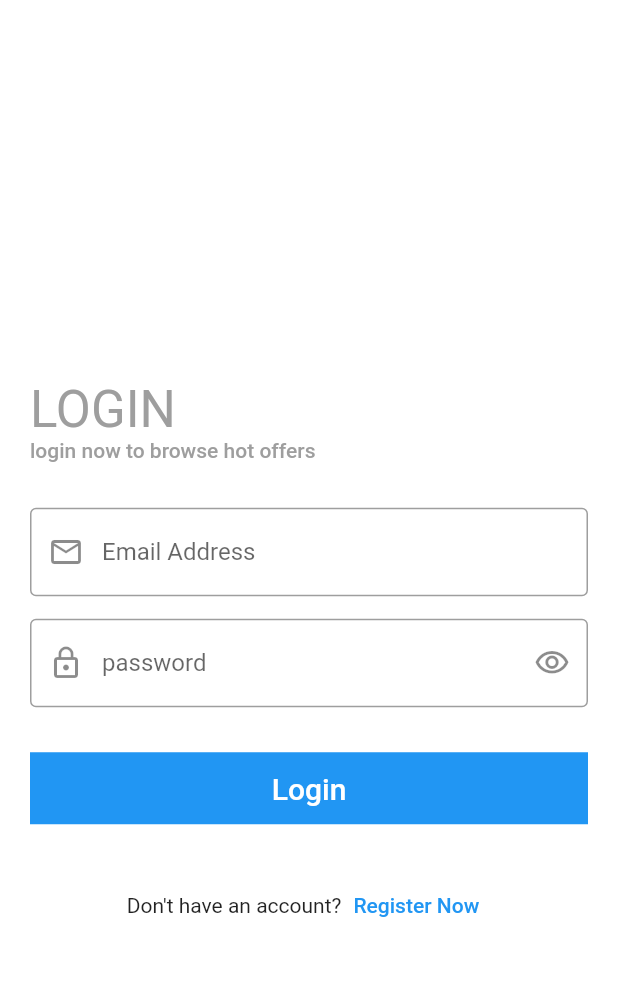
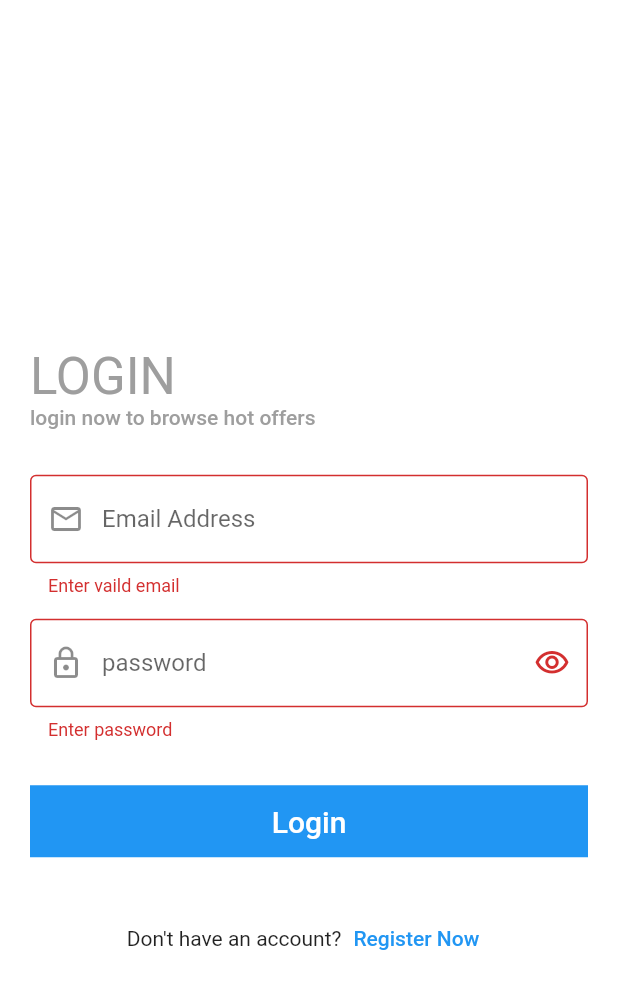
Before and after one commit to YosophAhmed/shopApp, a Flutter app: the LoginScreen screen opened by its route, after a tap on "Login", on a phone screen of 412 x 824 dp. Shown: the top 989 px of the screen. Run offline on Flutter 3.47's test engine with Material 2 defaults, Android fonts, the phone set to English and light mode, and no system bars; our stand-ins replace bloc, conditional_builder_null_safety, dio, flutter_bloc, smooth_page_indicator.

Commit message:
Login screen

```diff
--- a/lib/network/remote/dio_helper.dart
+++ b/lib/network/remote/dio_helper.dart
@@ -10,6 +10,7 @@ class DioHelper {
         receiveDataWhenStatusError: true,
         headers: {
           'Content-Type': 'application/json',
+          'lang' : 'en',
         },
       ),
     );
@@ -18,7 +19,13 @@ class DioHelper {
   static Future<Response?> getData({
     required String url,
     required Map<String, dynamic> query,
+    String lang = 'ar',
+    String? token,
   }) async {
+    dio?.options.headers = {
+      'lang' : lang,
+      'Authorization' : token,
+    };
     return await dio?.get(
       url,
       queryParameters: query,
@@ -28,7 +35,13 @@ class DioHelper {
   static Future<Response?> postData({
     required String url,
     required Map<String, dynamic> data,
+    String lang = 'ar',
+    String? token,
   }) async {
+    dio?.options.headers = {
+      'lang' : lang,
+      'Authorization' : token,
+    };
     return await dio?.post(
       url,
       data: data,
--- a/lib/screens/login/cubit/cubit.dart
+++ b/lib/screens/login/cubit/cubit.dart
@@ -2,11 +2,24 @@ import 'package:flutter_bloc/flutter_bloc.dart';
 import 'package:shop_app/network/remote/dio_helper.dart';
 import 'package:shop_app/screens/login/cubit/states.dart';
 import '../../../network/end_points.dart';
+import 'package:flutter/material.dart';
 
 class LoginCubit extends Cubit<LoginStates> {
+  IconData suffix = Icons.visibility_outlined;
+  bool isPassword = false;
+
   LoginCubit() : super(InitialLoginState());
 
   static LoginCubit get(context) => BlocProvider.of(context);
+
+  void changeSuffix() {
+    isPassword = !isPassword;
+    suffix =
+        isPassword ? Icons.visibility_off_outlined : Icons.visibility_outlined;
+    emit(
+      PasswordVisibilityLoginState(),
+    );
+  }
 
   void userLogin({
     required String email,
--- a/lib/screens/login/cubit/states.dart
+++ b/lib/screens/login/cubit/states.dart
@@ -6,6 +6,8 @@ class LoadingLoginState extends LoginStates {}
 
 class SuccessLoginState extends LoginStates {}
 
+class PasswordVisibilityLoginState extends LoginStates {}
+
 class ErrorLoginState extends LoginStates {
   final String error;
   ErrorLoginState(this.error);
--- a/lib/screens/login/login_screen.dart
+++ b/lib/screens/login/login_screen.dart
@@ -51,6 +51,11 @@ class LoginScreen extends StatelessWidget {
                           height: 30.0,
                         ),
                         TextFormField(
+                          validator: (value) {
+                            if (value!.isEmpty) {
+                              return 'Enter vaild email';
+                            }
+                          },
                           controller: emailController,
                           keyboardType: TextInputType.emailAddress,
                           decoration: const InputDecoration(
@@ -65,17 +70,33 @@ class LoginScreen extends StatelessWidget {
                           height: 15.0,
                         ),
                         TextFormField(
+                          onFieldSubmitted: (value) {
+                            if (formKey.currentState!.validate()) {
+                              LoginCubit.get(context).userLogin(
+                                email: emailController.text,
+                                password: passwordController.text,
+                              );
+                            }
+                          },
+                          validator: (value) {
+                            if (value!.isEmpty) {
+                              return 'Enter password';
+                            }
+                          },
                           controller: passwordController,
                           keyboardType: TextInputType.visiblePassword,
+                          obscureText: LoginCubit.get(context).isPassword,
                           decoration: InputDecoration(
                             labelText: 'password',
                             prefixIcon: const Icon(
                               Icons.lock_outline,
                             ),
                             suffixIcon: IconButton(
-                              onPressed: () {},
+                              onPressed: () {
+                                  LoginCubit.get(context).changeSuffix();
+                              },
                               icon: Icon(
-                                Icons.visibility_outlined,
+                                LoginCubit.get(context).suffix,
                               ),
                             ),
                             border: const OutlineInputBorder(),
@@ -95,9 +116,12 @@ class LoginScreen extends StatelessWidget {
                                   ),
                                   child: TextButton(
                                     onPressed: () {
-                                      LoginCubit.get(context).userLogin(
+                                      if (formKey.currentState!.validate()) {
+                                        LoginCubit.get(context).userLogin(
                                           email: emailController.text,
-                                          password: passwordController.text);
+                                          password: passwordController.text,
+                                        );
+                                      }
                                     },
                                     child: const Text(
                                       'Login',
```
